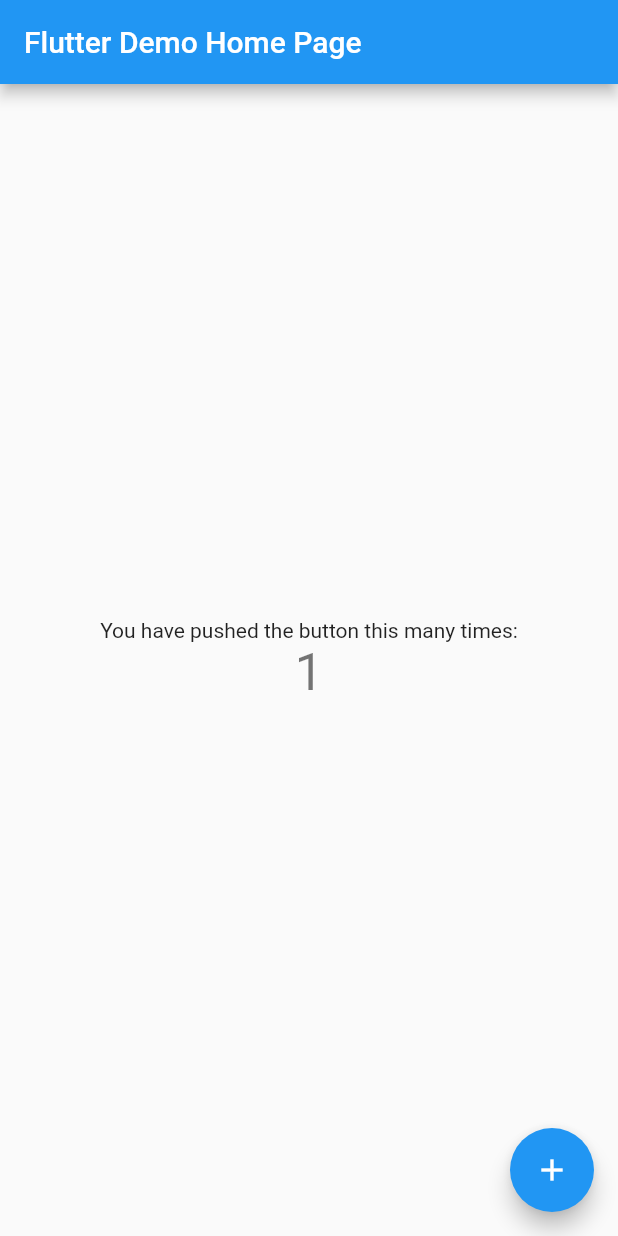
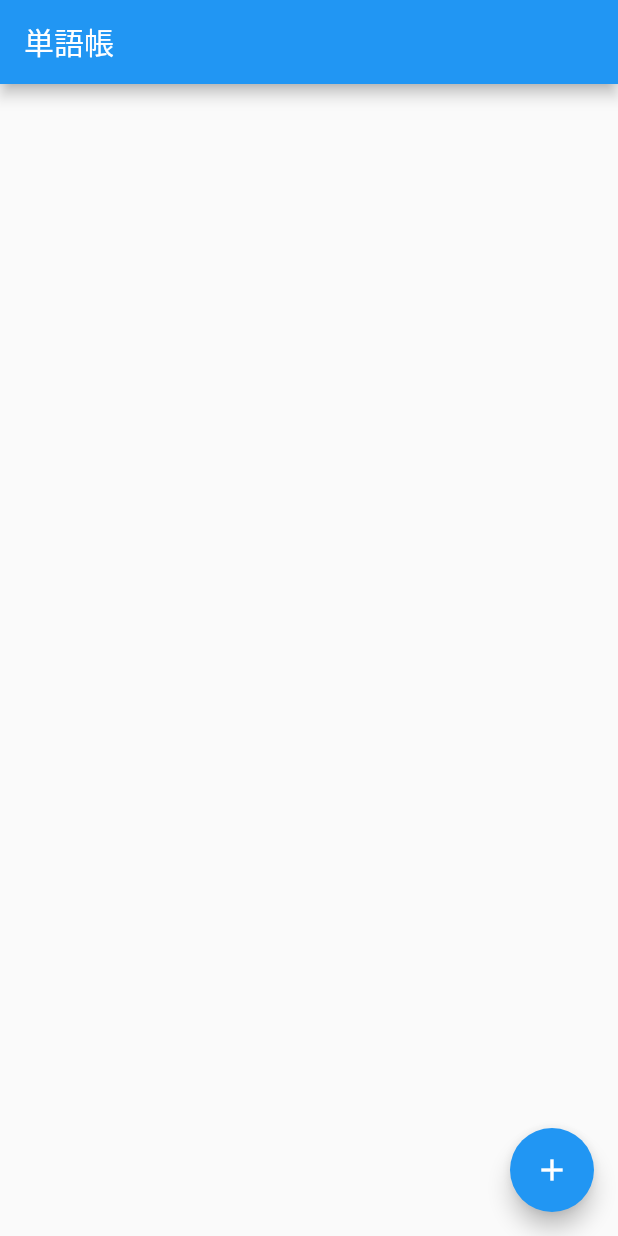
Before and after one commit to misaki-kawaguchi/Flash-Card, a Flutter app: the screen it shows after launch, after a tap on the "add" icon, on a phone screen of 412 x 824 dp. Run offline on Flutter 3.47's test engine with Material 2 defaults, Android fonts, the phone set to English and light mode, and no system bars.

Commit message:
不要なコードを削除

```diff
--- a/lib/main.dart
+++ b/lib/main.dart
@@ -15,7 +15,7 @@ class MyApp extends StatelessWidget {
       theme: ThemeData(
         primarySwatch: Colors.blue,
       ),
-      home: const MyHomePage(title: 'Flutter Demo Home Page'),
+      home: const MyHomePage(),
     );
   }
 }
--- a/lib/pages/home.dart
+++ b/lib/pages/home.dart
@@ -1,45 +1,24 @@
 import 'package:flutter/material.dart';
 
 class MyHomePage extends StatefulWidget {
-  const MyHomePage({Key? key, required this.title}) : super(key: key);
-
-  final String title;
+  const MyHomePage({Key? key}) : super(key: key);
 
   @override
   State<MyHomePage> createState() => _MyHomePageState();
 }
 
 class _MyHomePageState extends State<MyHomePage> {
-  int _counter = 0;
-
-  void _incrementCounter() {
-    setState(() {
-      _counter++;
-    });
-  }
-
   @override
   Widget build(BuildContext context) {
     return Scaffold(
       appBar: AppBar(
-        title: Text(widget.title),
+        title: const Text('単語帳'),
       ),
-      body: Center(
-        child: Column(
-          mainAxisAlignment: MainAxisAlignment.center,
-          children: <Widget>[
-            const Text(
-              'You have pushed the button this many times:',
-            ),
-            Text(
-              '$_counter',
-              style: Theme.of(context).textTheme.headline4,
-            ),
-          ],
-        ),
+      body: Column(
+        children: <Widget>[],
       ),
       floatingActionButton: FloatingActionButton(
-        onPressed: _incrementCounter,
+        onPressed: () => print('pressed'),
         tooltip: 'Increment',
         child: const Icon(Icons.add),
       ),
```
